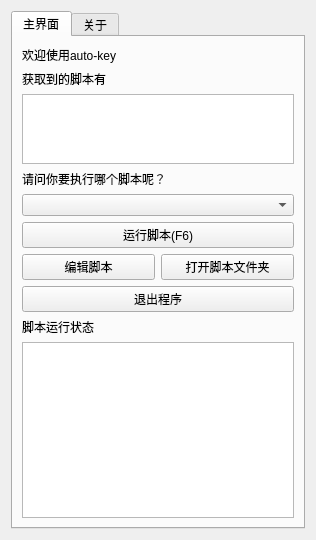
The window that interaction/auto_key.ui (Blushyes/auto-key) describes before a commit, drawn with Qt 5.
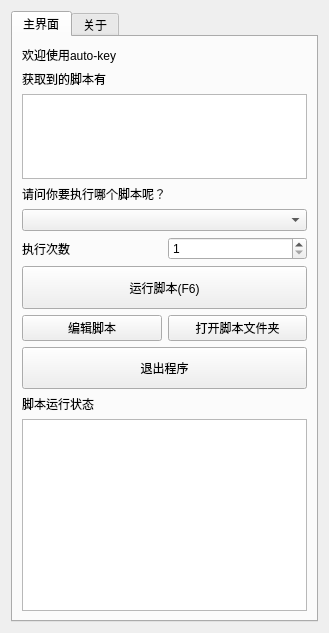
The same window after the commit.

Commit message: 增加 执行次数 选项

```diff
--- a/interaction/auto_key.ui
+++ b/interaction/auto_key.ui
@@ -6,8 +6,8 @@
    <rect>
     <x>0</x>
     <y>0</y>
-    <width>316</width>
-    <height>540</height>
+    <width>329</width>
+    <height>633</height>
    </rect>
   </property>
   <property name="windowTitle">
@@ -61,6 +61,27 @@
        <item>
         <widget class="QComboBox" name="comboBox_select_script"/>
        </item>
+       <item>
+        <layout class="QHBoxLayout" name="horizontalLayout_2">
+         <item>
+          <widget class="QLabel" name="label_redo_times">
+           <property name="text">
+            <string>执行次数</string>
+           </property>
+          </widget>
+         </item>
+         <item>
+          <widget class="QSpinBox" name="spinBox_redo_times">
+           <property name="minimum">
+            <number>1</number>
+           </property>
+           <property name="maximum">
+            <number>999999</number>
+           </property>
+          </widget>
+         </item>
+        </layout>
+       </item>
        <item>
         <widget class="QPushButton" name="pushButton_run_script">
          <property name="sizePolicy">
```
The commit also changes 3 other files.
